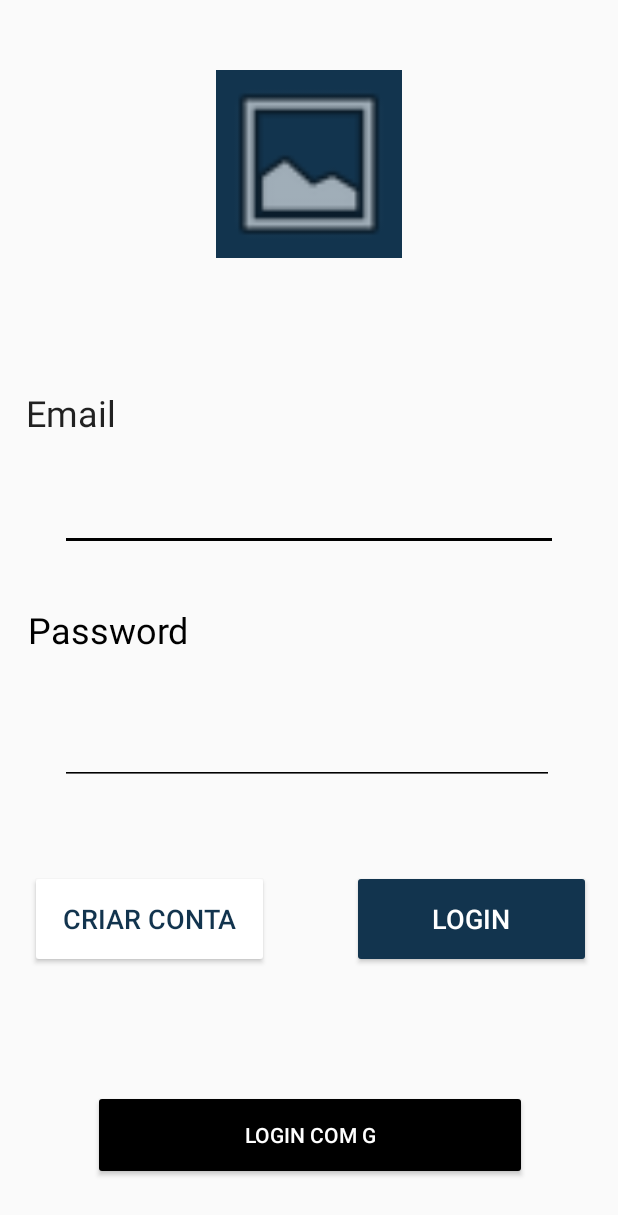
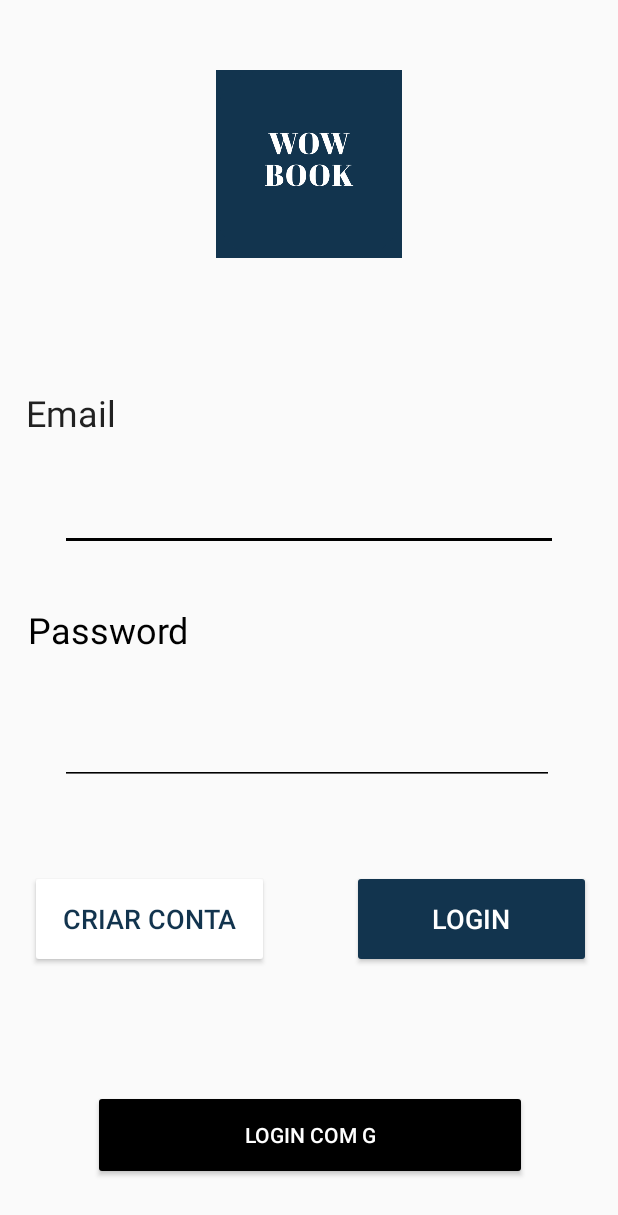
Before and after one commit to Joshua-Mosso/-WowBook-, an Android app: the layout activity_main.xml on its own in the app's theme, with its tools: preview values and no code run, on a phone screen of 412 x 824 dp. Shown: the top 1215 px of the screen. Run offline under Robolectric (Android 15) with nearby library versions, the phone set to English and light mode, and no system bars.

Commit message:
Logotipo adicionado nas páginas

```diff
--- a/WOWBOOK/app/src/main/res/layout/activity_main.xml
+++ b/WOWBOOK/app/src/main/res/layout/activity_main.xml
@@ -129,7 +129,8 @@
         app:layout_constraintStart_toStartOf="parent"
         app:layout_constraintTop_toTopOf="parent"
         app:layout_constraintVertical_bias="0.067"
-        app:srcCompat="@android:drawable/ic_menu_gallery" />
+        app:srcCompat="@android:drawable/ic_menu_gallery"
+        tools:srcCompat="@drawable/logo_wowbook" />
 
 
 </android.support.constraint.ConstraintLayout>
--- a/WOWBOOK/app/src/main/res/layout/activity_sign_up.xml
+++ b/WOWBOOK/app/src/main/res/layout/activity_sign_up.xml
@@ -147,7 +147,8 @@
         app:layout_constraintStart_toStartOf="parent"
         app:layout_constraintTop_toTopOf="parent"
         app:layout_constraintVertical_bias="0.067"
-        app:srcCompat="@android:drawable/ic_menu_gallery" />
+        app:srcCompat="@android:drawable/ic_menu_gallery"
+        tools:srcCompat="@drawable/logo_wowbook" />
 
 
 </android.support.constraint.ConstraintLayout>
```
Also changed, not shown: WOWBOOK/app/src/main/res/drawable/logo_wowbook.png (added).
